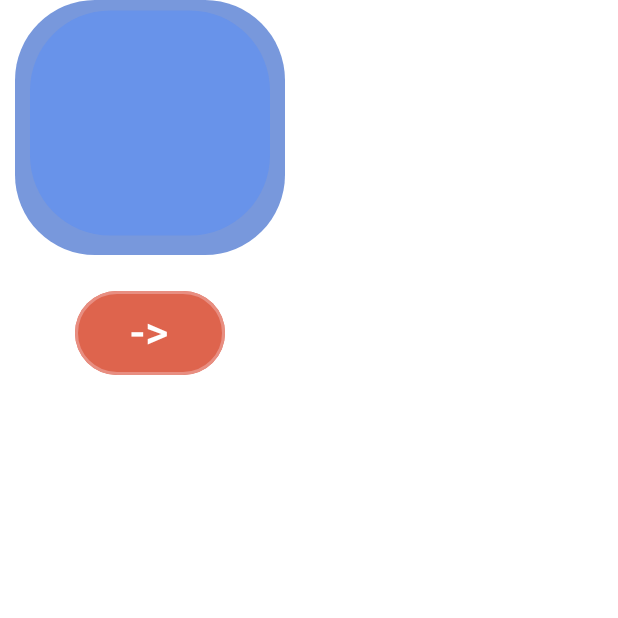
After one commit to wanderson-alves-de-oliveira/buble, an Android app built with Jetpack Compose: the composable Card called with empty values, on a phone screen of 412 x 824 dp, the top half of it. The commit adds this screen. Run offline under Robolectric (Android 15) with nearby library versions, the phone set to English and light mode, and no system bars.

Commit message:
init 01-01-2025-4

```diff
--- /dev/null
+++ b/app/src/main/java/com/example/canvasteste/Game/ui/Botao.kt
@@ -0,0 +1,93 @@
+package com.example.canvasteste.Game.ui
+
+import android.content.res.Resources
+import android.graphics.BitmapShader
+import android.graphics.Shader
+import android.text.style.BackgroundColorSpan
+import androidx.compose.foundation.BorderStroke
+import androidx.compose.foundation.Canvas
+import androidx.compose.foundation.background
+import androidx.compose.foundation.layout.BoxWithConstraints
+import androidx.compose.foundation.layout.PaddingValues
+import androidx.compose.foundation.layout.RowScope
+import androidx.compose.foundation.layout.fillMaxSize
+import androidx.compose.foundation.layout.height
+import androidx.compose.foundation.layout.width
+import androidx.compose.foundation.shape.CircleShape
+import androidx.compose.material3.Button
+import androidx.compose.material3.ButtonColors
+import androidx.compose.material3.ButtonDefaults
+import androidx.compose.material3.ElevatedButton
+import androidx.compose.material3.OutlinedButton
+import androidx.compose.material3.Text
+import androidx.compose.runtime.Composable
+import androidx.compose.ui.Modifier
+import androidx.compose.ui.graphics.Color
+import androidx.compose.ui.graphics.Color.Companion.Blue
+import androidx.compose.ui.graphics.Color.Companion.Cyan
+import androidx.compose.ui.graphics.Color.Companion.Green
+import androidx.compose.ui.graphics.Color.Companion.Red
+import androidx.compose.ui.graphics.Color.Companion.White
+import androidx.compose.ui.graphics.ImageBitmap
+import androidx.compose.ui.graphics.Paint
+import androidx.compose.ui.graphics.asAndroidBitmap
+import androidx.compose.ui.graphics.drawscope.drawIntoCanvas
+import androidx.compose.ui.graphics.nativeCanvas
+ import androidx.compose.ui.res.imageResource
+import androidx.compose.ui.tooling.preview.Preview
+import androidx.compose.ui.unit.dp
+import androidx.compose.ui.unit.sp
+import com.example.canvasteste.R
+
+
+@Composable
+internal fun Botao(modifier: Modifier,text:String){
+
+    ElevatedButton (
+        onClick = {teste2()},
+        modifier = Modifier
+            .height(56.dp)
+            .width(100.dp),
+        colors = ButtonColors(containerColor =  Color(0xFFDE644D),
+            contentColor = White,
+            disabledContainerColor = Green,
+            disabledContentColor = Blue),
+        contentPadding = PaddingValues(horizontal = 10.dp),
+        elevation = ButtonDefaults.buttonElevation(0.dp),
+        border = BorderStroke(Resources.getSystem().displayMetrics.density.dp, color = Color(
+            0xFFE88E81
+        )
+        )
+
+        ){
+        Text(text = text,
+            modifier = Modifier,
+            color = Color.White,
+            fontSize = 30.sp
+        )
+
+    }
+
+
+
+
+
+
+
+}
+
+@Preview
+@Composable
+fun teste(){
+
+    Botao (modifier = Modifier,"->")
+
+
+}
+
+
+fun teste2():Unit{
+
+
+
+}
--- /dev/null
+++ b/app/src/main/java/com/example/canvasteste/Game/ui/Card.kt
@@ -0,0 +1,242 @@
+package com.example.canvasteste.Game.ui
+
+import android.R
+import android.content.Context
+import android.content.res.Resources
+import android.graphics.BitmapFactory
+import android.graphics.BitmapShader
+import android.graphics.drawable.BitmapDrawable
+import android.graphics.drawable.Drawable
+import androidx.compose.foundation.Canvas
+import androidx.compose.foundation.layout.Arrangement
+import androidx.compose.foundation.layout.Box
+import androidx.compose.foundation.layout.Column
+import androidx.compose.foundation.layout.Spacer
+import androidx.compose.foundation.layout.padding
+import androidx.compose.foundation.layout.size
+import androidx.compose.runtime.Composable
+import androidx.compose.runtime.getValue
+import androidx.compose.runtime.mutableStateOf
+import androidx.compose.runtime.remember
+import androidx.compose.runtime.setValue
+import androidx.compose.ui.Alignment
+import androidx.compose.ui.Modifier
+import androidx.compose.ui.geometry.CornerRadius
+import androidx.compose.ui.geometry.Offset
+import androidx.compose.ui.geometry.Size
+import androidx.compose.ui.graphics.Color
+import androidx.compose.ui.graphics.ColorFilter
+import androidx.compose.ui.graphics.ColorMatrix
+import androidx.compose.ui.graphics.Paint
+import androidx.compose.ui.graphics.Shader
+import androidx.compose.ui.graphics.drawscope.DrawScope.Companion.DefaultBlendMode
+import androidx.compose.ui.graphics.drawscope.Fill
+import androidx.compose.ui.graphics.drawscope.drawIntoCanvas
+import androidx.compose.ui.graphics.nativeCanvas
+import androidx.compose.ui.text.TextStyle
+import androidx.compose.ui.text.drawText
+import androidx.compose.ui.text.rememberTextMeasurer
+import androidx.compose.ui.text.style.TextOverflow
+import androidx.compose.ui.tooling.preview.Preview
+import androidx.compose.ui.unit.dp
+import androidx.compose.ui.unit.sp
+import com.example.canvasteste.Game.di.engeni.ferramentas.Tela
+import com.example.canvasteste.R.drawable
+import com.example.canvasteste.R.drawable.*
+
+
+@Composable
+internal fun Card(
+    context: Context,
+    modifier: Modifier,
+    textButton: String,
+    textCard: String,
+    fim: Boolean
+) {
+    val context: Context = context
+
+
+    Box {
+
+
+        val res = context.resources
+        var b = BitmapFactory.decodeResource(res, estrela)
+        var time: Int by remember { mutableStateOf(0) }
+        var xvc: Float by remember { mutableStateOf(0f) }
+        var xvc2: Float by remember { mutableStateOf(0f) }
+        var xvc3: Float by remember { mutableStateOf(0f) }
+
+        var xvcP: Float by remember { mutableStateOf(20f) }
+        var yvcP: Float by remember { mutableStateOf(20f) }
+
+        var xvcP2: Float by remember { mutableStateOf(70f) }
+        var yvcP2: Float by remember { mutableStateOf(20f) }
+
+        var xvcP3: Float by remember { mutableStateOf(130f) }
+        var yvcP3: Float by remember { mutableStateOf(20f) }
+
+
+        val paint = Paint().asFrameworkPaint().apply {
+            shader = BitmapShader(
+                b.resizeTo(45.dp.toPx().toInt()),
+                android.graphics.Shader.TileMode.CLAMP,
+                android.graphics.Shader.TileMode.CLAMP
+            )
+
+        }
+
+
+        val paint2 = Paint().asFrameworkPaint().apply {
+            shader = BitmapShader(
+                b.resizeTo(45.dp.toPx().toInt()),
+                android.graphics.Shader.TileMode.CLAMP,
+                android.graphics.Shader.TileMode.CLAMP
+            )
+
+        }
+
+        val paint3 = Paint().asFrameworkPaint().apply {
+            shader = BitmapShader(
+                b.resizeTo(45.dp.toPx().toInt()),
+                android.graphics.Shader.TileMode.CLAMP,
+                android.graphics.Shader.TileMode.CLAMP
+            )
+
+        }
+
+
+        val textMeasurer = rememberTextMeasurer()
+        val result = remember {
+            textMeasurer.measure(
+                text = textCard,
+                style = TextStyle(fontSize = 22.sp, color = Color(0xFFFAEFEF)),
+                overflow = TextOverflow.Ellipsis
+            )
+        }
+
+        Column(
+            modifier = Modifier.size(200.dp, 250.dp),
+            verticalArrangement = Arrangement.SpaceBetween,
+            horizontalAlignment = Alignment.CenterHorizontally
+        ) {
+
+            Canvas(modifier = Modifier.size(180.dp, 170.dp)) {
+                drawRoundRect(
+                    color = Color(0xFF7898DC),
+                    size = Size(width = 180.dp.toPx(), height = 170.dp.toPx()),
+                    cornerRadius = CornerRadius(80.0f),
+                    style = Fill,
+                    colorFilter = ColorFilter.colorMatrix(ColorMatrix()),
+                    blendMode = DefaultBlendMode
+                )
+
+
+
+                drawRoundRect(
+                    color = Color(0xFF6893EA),
+                    topLeft = Offset(10.dp.toPx(), 7.dp.toPx()),
+                    size = Size(width = 160.dp.toPx(), height = 150.dp.toPx()),
+                    cornerRadius = CornerRadius(80.0f),
+                    style = Fill,
+                    colorFilter = ColorFilter.colorMatrix(ColorMatrix()),
+                    blendMode = DefaultBlendMode
+                )
+                drawText(
+                    textLayoutResult = result,
+                    topLeft = Offset(50.dp.toPx(), 125.dp.toPx())
+                )
+
+                if (fim) {
+                  //  Thread.sleep(1)
+                    time++
+                    if (time > 1) {
+
+
+                        xvc = if(xvc<1f)  xvc+0.1f else 1f
+
+                        xvcP = if(xvcP>10f)  xvcP-1f else 10f
+                        yvcP = if(yvcP>0f)  yvcP-1f else 0f
+
+
+                        drawIntoCanvas {
+                            it.save()
+                            it.translate((xvcP.dp.toPx()), (yvcP.dp.toPx()))
+                            it.scale(xvc.toFloat(),xvc.toFloat())
+
+                            it.nativeCanvas.drawPaint(
+                                paint
+                            )
+                            it.restore()
+
+
+                        }
+                    }
+                    if (time > 11) {
+
+
+                        xvc2 = if(xvc2<1f)  xvc2+0.1f else 1f
+
+
+                        xvcP2 = if(xvcP2>60f)  xvcP2-1f else 60f
+                        yvcP2 = if(yvcP2>0f)  yvcP2-1f else 0f
+
+
+
+                        drawIntoCanvas {
+                            it.save()
+                            it.translate((xvcP2.dp.toPx()), (yvcP2.dp.toPx()))
+
+                            it.scale(xvc2.toFloat(),xvc2.toFloat())
+
+                            it.nativeCanvas.drawPaint(
+                                paint2
+                            )
+
+                            it.restore()
+
+
+                         }
+                    }
+                    if (time > 21) {
+
+
+                        xvc3 = if(xvc3<1f)  xvc3+0.1f else 1f
+
+
+                        xvcP3 = if(xvcP3>120f)  xvcP3-1f else 120f
+                        yvcP3 = if(yvcP3>0f)  yvcP3-1f else 0f
+
+
+
+                        drawIntoCanvas {
+
+                            it.save()
+                            it.translate((xvcP3.dp.toPx()), (yvcP3.dp.toPx()))
+
+                            it.scale(xvc3.toFloat(),xvc3.toFloat())
+
+                            it.nativeCanvas.drawPaint(
+                                paint3
+                            )
+
+                            it.restore()
+                         }
+                    }
+
+                }
+
+
+            }
+
+
+
+            Spacer(modifier = modifier.padding(5.dp))
+
+            Botao(modifier = Modifier, "->")
+
+        }
+
+    }
+
+
+}
--- a/app/src/main/java/com/example/canvasteste/MainActivity.kt
+++ b/app/src/main/java/com/example/canvasteste/MainActivity.kt
@@ -31,8 +31,8 @@ class MainActivity : ComponentActivity() {
         setContent {
             CanvasTesteTheme {
                       Surface (modifier = Modifier.fillMaxSize(), color = MaterialTheme.colorScheme.onSurface) {
-                          Game(baseContext)
-
+                         Game(baseContext)
+                       //   teste()
                       }
 
             }
```
Also changed, not shown: app/src/main/java/com/example/canvasteste/Game/ui/Player.kt (+44 -17 lines), app/src/main/res/drawable/coelho.png (added), app/src/main/res/drawable/estrela.png (added), app/src/main/res/drawable/gato.png (added), app/src/main/res/drawable/macaco.png (added), app/src/main/res/drawable/porco.png (added), app/src/main/res/drawable/urso.png (added).
